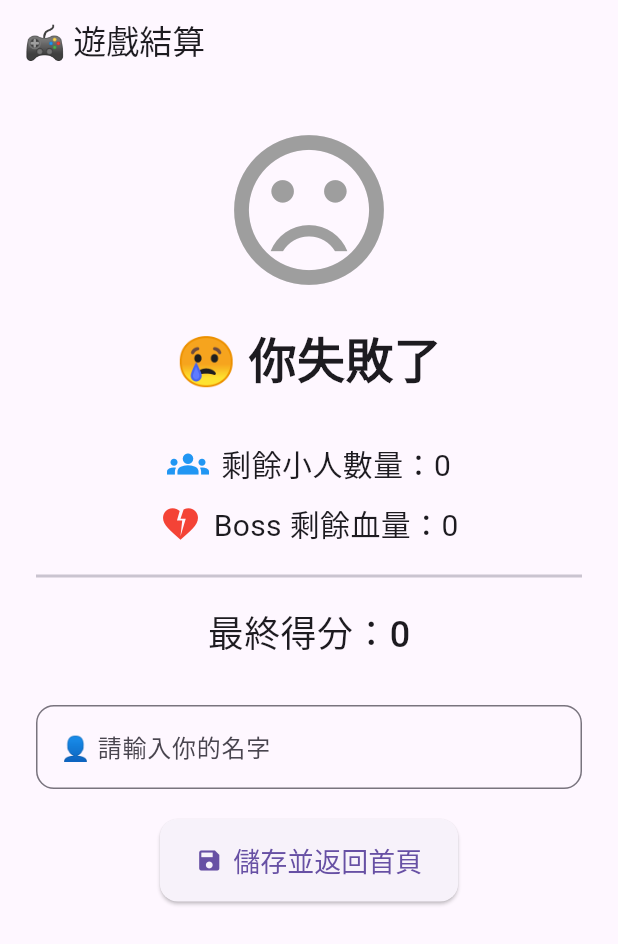
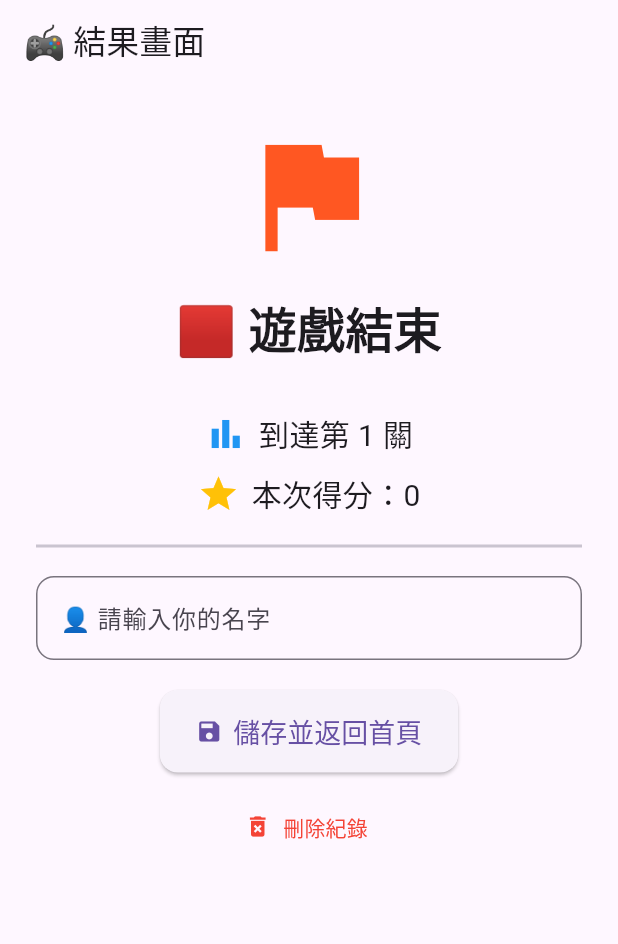
Before and after one commit to timo456/math-clash-web, a Flutter app: the ResultPage screen opened directly with empty values, on a phone screen of 412 x 824 dp. Shown: the top 944 px of the screen. Run offline on Flutter 3.47's test engine with Material 3 defaults, Android fonts, the light colour scheme and no system bars; our stand-ins replace audioplayers, cloud_firestore, firebase_core, shared_preferences; accounts and stored records are empty.

Commit message:
??靽格??摩??Ｘ?摮?

```diff
--- a/lib/main.dart
+++ b/lib/main.dart
@@ -1,3 +1,4 @@
+//s11230017劉冠廷 s11230069潘柏霖
 import 'package:flutter/material.dart';
 import 'package:firebase_core/firebase_core.dart';
 import 'firebase_options.dart'; // ✅ flutterfire 自動生成的
--- a/lib/result_page.dart
+++ b/lib/result_page.dart
@@ -2,7 +2,7 @@ import 'package:flutter/material.dart';
 import 'package:math_clash/score_firestore.dart';
 import 'home_page.dart';
 import 'coin_helper.dart';
-
+import 'package:shared_preferences/shared_preferences.dart';
 
 class ResultPage extends StatefulWidget {
   final int player;
@@ -23,39 +23,49 @@ class ResultPage extends StatefulWidget {
 }
 
 class _ResultPageState extends State<ResultPage> {
-  bool _showVictoryAnim = false;
-  bool _showDefeatAnim = false;
   final TextEditingController _nameController = TextEditingController();
+  int storedScore = 0;
+  int levelReached = 1;
 
   @override
   void initState() {
     super.initState();
-    Future.delayed(Duration(milliseconds: 300), () {
+    _loadStoredData();
+  }
+
+  Future<void> _loadStoredData() async {
+    final prefs = await SharedPreferences.getInstance();
     setState(() {
-        if (widget.win) {
-          _showVictoryAnim = true;
-        } else {
-          _showDefeatAnim = true;
-        }
-      });
+      storedScore = prefs.getInt('score') ?? 0;
+      levelReached = prefs.getInt('level') ?? 1;
     });
   }
+
+  Future<void> _clearRecord() async {
+    final prefs = await SharedPreferences.getInstance();
+    await prefs.remove('score');
+    await prefs.remove('level');
+
+    if (!mounted) return;
+
+    ScaffoldMessenger.of(context).showSnackBar(
+      const SnackBar(content: Text('🗑️ 紀錄已清除')),
+    );
+
+    // 延遲一點點給使用者看到提示再跳轉
+    await Future.delayed(const Duration(milliseconds: 800));
+
+    Navigator.of(context).pushReplacement(
+      MaterialPageRoute(builder: (_) => const HomePage()),
+    );
+  }
+
 
   void _saveAndBack() async {
     final name = _nameController.text.trim().isEmpty ? '無名玩家' : _nameController.text;
 
     try {
       await ScoreFirestore.insertScore(name, widget.score);
-
-      // ✅ 若贏得比賽，加金幣獎勵
-      if (widget.win) {
-        await CoinHelper.addCoins(50); // 加 50 金幣
-        if (mounted) {
-          ScaffoldMessenger.of(context).showSnackBar(
-            const SnackBar(content: Text('🎉 勝利獎勵：獲得 50 金幣！')),
-          );
-        }
-      }
 
       if (!mounted) return;
       Navigator.of(context).pushReplacement(
@@ -69,67 +79,45 @@ class _ResultPageState extends State<ResultPage> {
     }
   }
 
-
   @override
   Widget build(BuildContext context) {
     return WillPopScope(
-        onWillPop: () async => false, // ❌ 禁止返回
+      onWillPop: () async => false,
       child: Scaffold(
         appBar: AppBar(
-    title: const Text('🎮 遊戲結算'),
-    automaticallyImplyLeading: false, // ❌ 不顯示返回箭頭
+          title: const Text('🎮 結果畫面'),
+          automaticallyImplyLeading: false,
         ),
         body: Padding(
           padding: const EdgeInsets.all(24),
           child: Column(
             crossAxisAlignment: CrossAxisAlignment.center,
             children: [
-            Stack(
-              alignment: Alignment.center,
-              children: [
-                if (widget.win)
-                  AnimatedScale(
-                    duration: Duration(milliseconds: 800),
-                    scale: _showVictoryAnim ? 1.0 : 0.0,
-                    curve: Curves.elasticOut,
-                    child: Icon(Icons.emoji_events, size: 120, color: Colors.amber),
-                  ),
-                if (!widget.win)
-                  AnimatedOpacity(
-                    duration: Duration(milliseconds: 800),
-                    opacity: _showDefeatAnim ? 1.0 : 0.0,
-                    child: Icon(Icons.sentiment_very_dissatisfied, size: 120, color: Colors.grey),
-                  ),
-              ],
-            ),
+              const Icon(Icons.flag, size: 100, color: Colors.deepOrange),
               const SizedBox(height: 16),
-            Text(
-              widget.win ? '🎉 你贏了！' : '😢 你失敗了',
-              style: const TextStyle(fontSize: 32, fontWeight: FontWeight.bold),
+              const Text(
+                '🟥 遊戲結束',
+                style: TextStyle(fontSize: 32, fontWeight: FontWeight.bold),
               ),
               const SizedBox(height: 30),
-
               Row(
                 mainAxisAlignment: MainAxisAlignment.center,
                 children: [
-                Icon(Icons.groups, size: 28, color: Colors.blue),
+                  Icon(Icons.bar_chart, size: 28, color: Colors.blue),
                   const SizedBox(width: 8),
-                Text('剩餘小人數量：${widget.player}', style: const TextStyle(fontSize: 20)),
+                  Text('到達第 $levelReached 關', style: const TextStyle(fontSize: 20)),
                 ],
               ),
               const SizedBox(height: 10),
               Row(
                 mainAxisAlignment: MainAxisAlignment.center,
                 children: [
-                Icon(Icons.heart_broken, size: 28, color: Colors.red),
+                  Icon(Icons.star, size: 28, color: Colors.amber),
                   const SizedBox(width: 8),
-                Text('Boss 剩餘血量：${widget.blood < 0 ? 0 : widget.blood}', style: TextStyle(fontSize: 20)),
+                  Text('本次得分：${widget.score}', style: const TextStyle(fontSize: 20)),
                 ],
               ),
               const Divider(height: 40, thickness: 2),
-            Text('最終得分：${widget.score}', style: const TextStyle(fontSize: 24, fontWeight: FontWeight.w500)),
-            const SizedBox(height: 30),
-
               TextField(
                 controller: _nameController,
                 decoration: InputDecoration(
@@ -138,7 +126,6 @@ class _ResultPageState extends State<ResultPage> {
                 ),
               ),
               const SizedBox(height: 20),
-
               ElevatedButton.icon(
                 onPressed: _saveAndBack,
                 icon: const Icon(Icons.save),
@@ -149,6 +136,12 @@ class _ResultPageState extends State<ResultPage> {
                   shape: RoundedRectangleBorder(borderRadius: BorderRadius.circular(12)),
                 ),
               ),
+              const SizedBox(height: 12),
+              TextButton.icon(
+                onPressed: _clearRecord,
+                icon: const Icon(Icons.delete_forever, color: Colors.red),
+                label: const Text('刪除紀錄', style: TextStyle(color: Colors.red)),
+              ),
             ],
           ),
         ),
```
Also changed, not shown: lib/game_page.dart (+50 -39 lines), lib/leaderboard_page.dart (+59 -5 lines). Lines whose indentation alone changed are shown as unchanged.
